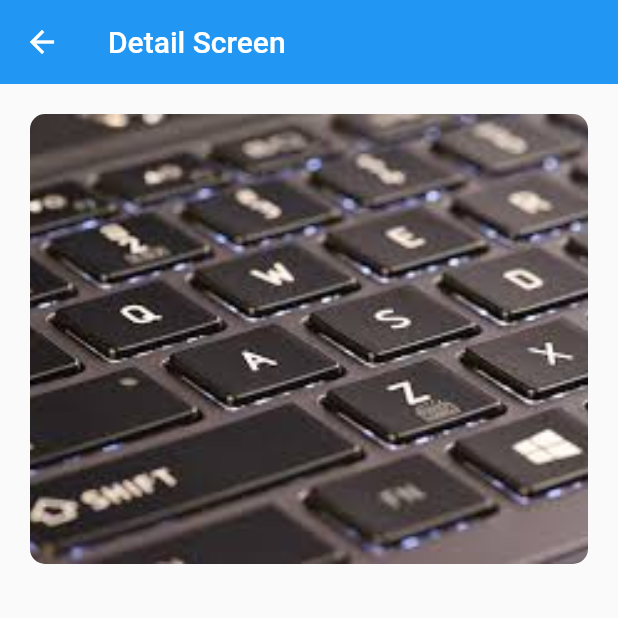
After one commit to myaasiinh/repair_services_komputer, a Flutter app: the DetailScreen screen opened directly, on a phone screen of 412 x 824 dp, the top half of it. The commit adds this screen. Run offline on Flutter 3.47's test engine with Material 2 defaults, Android fonts, the light colour scheme and no system bars; our stand-ins replace firebase_auth, firebase_core, fluttertoast; accounts and stored records are empty.

```diff
--- /dev/null
+++ b/lib/detail_screen.dart
@@ -0,0 +1,45 @@
+import 'package:flutter/material.dart';
+
+
+class DetailScreen extends StatefulWidget {
+
+    const DetailScreen({Key? key}) : super(key: key);
+
+    @override
+    State<DetailScreen> createState() => _DetailScreenState();
+
+}
+
+
+class _DetailScreenState extends State<DetailScreen> {
+
+    @override
+    Widget build(BuildContext context) {
+
+        return Scaffold(
+            appBar: AppBar(
+                title: const Text('Detail Screen'),
+                backgroundColor: Colors.blue,
+                elevation: 0,
+            ),
+            body: SingleChildScrollView(
+              child: Padding(
+                padding: const EdgeInsets.only(left: 20, right: 20, top: 20),
+                child: Column(children: [
+                  Container(
+                    height: 300,
+                    width: MediaQuery.of(context).size.width,
+                    decoration: BoxDecoration(
+                      borderRadius: BorderRadius.circular(10),
+                      image: const DecorationImage(
+                        image: AssetImage('image/komputer.png'),
+                        fit: BoxFit.cover,
+                      ),
+                    ),
+                  )
+                ]),
+              ),
+            )
+        );
+    }
+}
```
Also changed, not shown: lib/home/home_screen.dart (+24 -5 lines).
